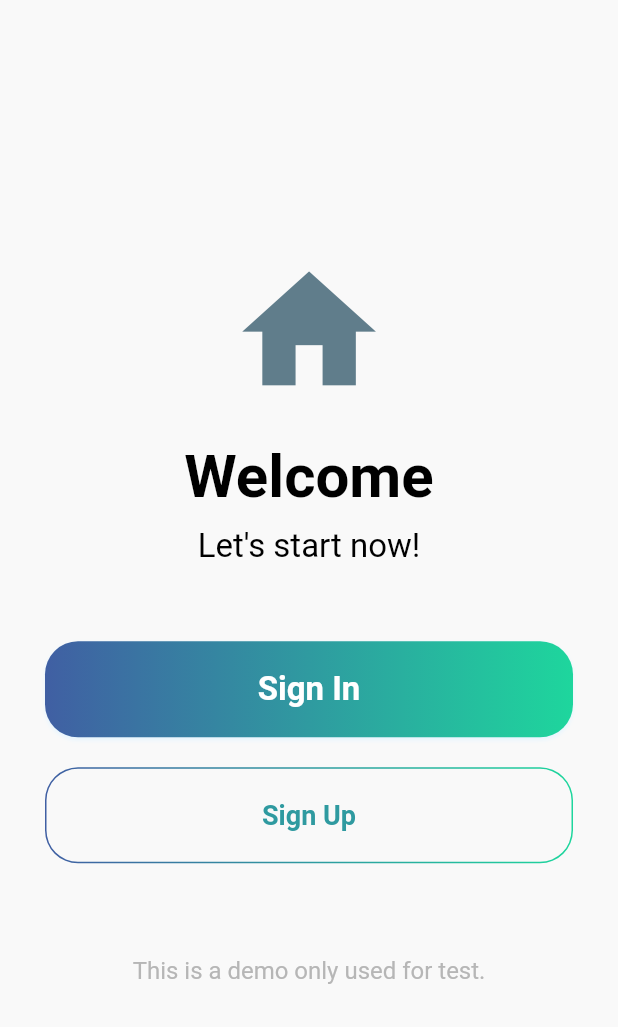
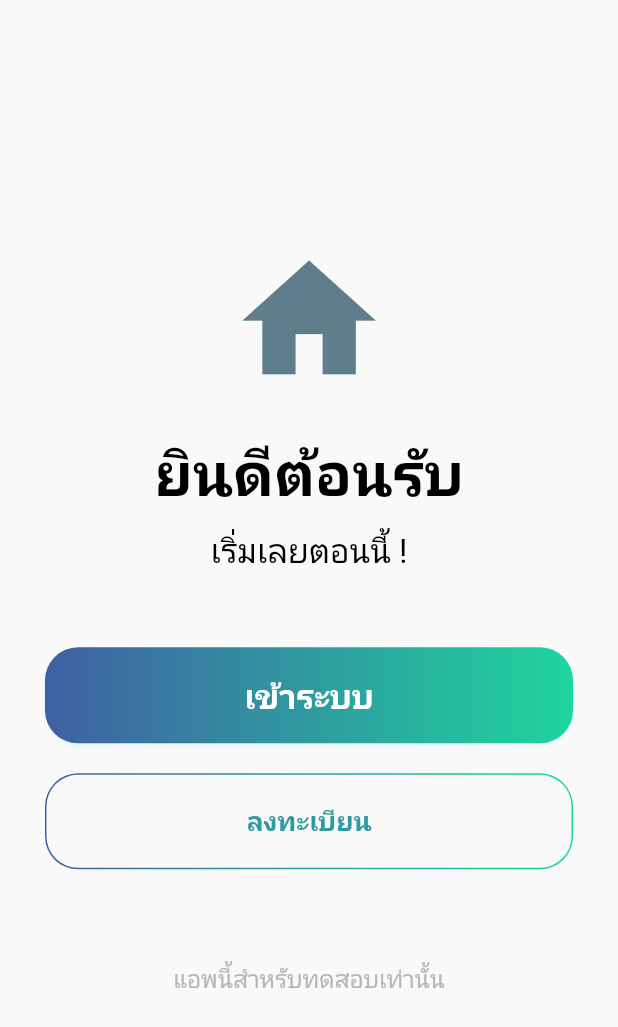
Before and after one commit to superxgh/ioaon_mobile_v2, a Flutter app: the screen it shows after launch, on a phone screen of 412 x 824 dp. Shown: the top 1027 px of the screen. Run offline on Flutter 3.47's test engine with Material 2 defaults, Android fonts, the phone set to English and light mode, and no system bars; our stand-ins replace cached_network_image, flutter_easyloading, flutter_svg, fluttertoast, get, logger and 2 more; missing offline and left inert: date_time_format; accounts and stored records are empty.

Commit message:
Implement change language th

```diff
--- a/lib/api/api_provider.dart
+++ b/lib/api/api_provider.dart
@@ -1,17 +1,22 @@
 import 'package:ioaon_mobile_v2/api/base_provider.dart';
 import 'package:ioaon_mobile_v2/models/models.dart';
 import 'package:get/get.dart';
+import 'package:ioaon_mobile_v2/utils/logging.dart';
 
 class ApiProvider extends BaseProvider {
+  final log = logger(ApiProvider);
   Future<Response> login(String path, LoginRequest data) {
+    log.i('login(String path, LoginRequest data)');
     return post(path, data.toJson());
   }
 
   Future<Response> register(String path, RegisterRequest data) {
+    log.i('register(String path, RegisterRequest data)');
     return post(path, data.toJson());
   }
 
   Future<Response> getUsers(String path) {
+    log.i('getUsers(String path)');
     return get(path);
   }
 }
--- a/lib/app_binding.dart
+++ b/lib/app_binding.dart
@@ -1,9 +1,12 @@
 import 'package:ioaon_mobile_v2/api/api.dart';
 import 'package:get/get.dart';
+import 'package:ioaon_mobile_v2/utils/logging.dart';
 
 class AppBinding extends Bindings {
+  final log = logger(AppBinding);
   @override
   void dependencies() async {
+    log.i('dependencies()');
     Get.put(ApiProvider(), permanent: true);
     Get.put(ApiRepository(apiProvider: Get.find()), permanent: true);
   }
--- a/lib/lang/en_US.dart
+++ b/lib/lang/en_US.dart
@@ -7,4 +7,10 @@ const Map<String, String> en_US = {
   'total_infecteds': 'Total Infecteds',
   'details': 'Details',
   'total_recovered': 'Total Recovered',
+  // Auth screen ------------------------------------------------
+  'welcome': 'Welcome',
+  'let_start_now': 'Let\'s start now!',
+  'sign_in': 'Sign In',
+  'sign_up': 'Sign Up',
+  'app_for_test': 'This is a demo only used for test.',
 };
--- a/lib/lang/pt_BR.dart
+++ /dev/null
@@ -1,10 +0,0 @@
-const Map<String, String> pt_BR = {
-  'covid': 'Corona Vírus',
-  'total_confirmed': 'Total confirmado',
-  'total_deaths': 'Total de mortes',
-  'fetch_country': 'Listar por país',
-  'corona_by_country': 'Corona por país',
-  'total_infecteds': 'Total de infectados',
-  'details': 'Detalhes',
-  'total_recovered': 'Total de recuperados'
-};
--- /dev/null
+++ b/lib/lang/th_TH.dart
@@ -0,0 +1,17 @@
+const Map<String, String> th_TH = {
+  'covid': 'Corona Vírus',
+  'total_confirmed': 'Total confirmado',
+  'total_deaths': 'Total de mortes',
+  'fetch_country': 'Listar por país',
+  'corona_by_country': 'Corona por país',
+  'total_infecteds': 'Total de infectados',
+  'details': 'Detalhes',
+  'total_recovered': 'Total de recuperados',
+  // Auth screen
+  'welcome': 'ยินดีต้อนรับ',
+  'let_start_now': 'เริ่มเลยตอนนี้ !',
+  'sign_in': 'เข้าระบบ',
+  'sign_up': 'ลงทะเบียน',
+  'app_for_test': 'แอพนี้สำหรับทดสอบเท่านั้น',
+
+};
--- a/lib/lang/translation_service.dart
+++ b/lib/lang/translation_service.dart
@@ -2,14 +2,14 @@ import 'package:flutter/material.dart';
 import 'package:get/get.dart';
 
 import 'en_US.dart';
-import 'pt_BR.dart';
+import 'th_TH.dart';
 
 class TranslationService extends Translations {
-  static Locale? get locale => Get.deviceLocale;
+  static Locale? get locale => Locale('th', 'TH'); //Get.deviceLocale;
   static final fallbackLocale = Locale('en', 'US');
   @override
   Map<String, Map<String, String>> get keys => {
         'en_US': en_US,
-        'pt_BR': pt_BR,
+        'th_TH': th_TH,
       };
 }
--- a/lib/main.dart
+++ b/lib/main.dart
@@ -2,6 +2,7 @@ import 'package:flutter/material.dart';
 import 'package:flutter_easyloading/flutter_easyloading.dart';
 import 'package:ioaon_mobile_v2/shared/shared.dart';
 import 'package:get/get.dart';
+import 'package:ioaon_mobile_v2/utils/logging.dart';
 
 import 'app_binding.dart';
 import 'di.dart';
@@ -18,8 +19,12 @@ void main() async {
 }
 
 class App extends StatelessWidget {
+
+  final log = logger(App);
+
   @override
   Widget build(BuildContext context) {
+    log.i('build(BuildContext context)');
     return GetMaterialApp(
       debugShowCheckedModeBanner: false,
       enableLog: true,
--- a/lib/modules/auth/auth_binding.dart
+++ b/lib/modules/auth/auth_binding.dart
@@ -1,10 +1,13 @@
 import 'package:get/get.dart';
+import 'package:ioaon_mobile_v2/utils/logging.dart';
 
 import 'auth_controller.dart';
 
 class AuthBinding implements Bindings {
+  final log = logger(AuthBinding);
   @override
   void dependencies() {
+    log.i('dependencies()');
     Get.lazyPut<AuthController>(
         () => AuthController(apiRepository: Get.find()));
   }
--- a/lib/modules/auth/auth_screen.dart
+++ b/lib/modules/auth/auth_screen.dart
@@ -3,10 +3,15 @@ import 'package:ioaon_mobile_v2/modules/auth/auth.dart';
 import 'package:ioaon_mobile_v2/routes/routes.dart';
 import 'package:ioaon_mobile_v2/shared/shared.dart';
 import 'package:get/get.dart';
+import 'package:ioaon_mobile_v2/utils/logging.dart';
 
 class AuthScreen extends GetView<AuthController> {
+  final log = logger(AuthScreen);
   @override
   Widget build(BuildContext context) {
+    // log.i('build(BuildContext context)');
+    // var locale = Locale('th', 'TH');
+    // Get.updateLocale(locale);
     return WillPopScope(
       onWillPop: () async => false,
       child: Scaffold(
@@ -29,7 +34,7 @@ class AuthScreen extends GetView<AuthController> {
         ),
         SizedBox(height: 20.0),
         Text(
-          'Welcome',
+          'welcome'.tr,
           textAlign: TextAlign.center,
           style: TextStyle(
             fontSize: CommonConstants.largeText,
@@ -39,7 +44,7 @@ class AuthScreen extends GetView<AuthController> {
         ),
         SizedBox(height: 10.0),
         Text(
-          'Let\'s start now!',
+          'let_start_now'.tr,
           textAlign: TextAlign.center,
           style: TextStyle(
             fontSize: CommonConstants.normalText,
@@ -48,21 +53,21 @@ class AuthScreen extends GetView<AuthController> {
         ),
         SizedBox(height: 50.0),
         GradientButton(
-          text: 'Sign In',
+          text: 'sign_in'.tr,
           onPressed: () {
             Get.toNamed(Routes.AUTH + Routes.LOGIN, arguments: controller);
           },
         ),
         SizedBox(height: 20.0),
         BorderButton(
-          text: 'Sign Up',
+          text: 'sign_up'.tr,
           onPressed: () {
             Get.toNamed(Routes.AUTH + Routes.REGISTER, arguments: controller);
           },
         ),
         SizedBox(height: 62.0),
         Text(
-          'This is a demo only used for test.',
+          'app_for_test'.tr,
           textAlign: TextAlign.center,
           style: TextStyle(
             fontSize: CommonConstants.smallText,
--- a/lib/modules/auth/login_screen.dart
+++ b/lib/modules/auth/login_screen.dart
@@ -1,13 +1,16 @@
 import 'package:flutter/material.dart';
 import 'package:ioaon_mobile_v2/shared/shared.dart';
 import 'package:get/get.dart';
+import 'package:ioaon_mobile_v2/utils/logging.dart';
 
 import 'auth_controller.dart';
 
 class LoginScreen extends StatelessWidget {
+  final log = logger(LoginScreen);
   final AuthController controller = Get.arguments;
   @override
   Widget build(BuildContext context) {
+    log.i('build(BuildContext context)');
     return Stack(
       children: [
         GradientBackground(),
--- a/lib/modules/auth/register_screen.dart
+++ b/lib/modules/auth/register_screen.dart
@@ -2,12 +2,15 @@ import 'package:flutter/material.dart';
 import 'package:ioaon_mobile_v2/modules/auth/auth.dart';
 import 'package:ioaon_mobile_v2/shared/shared.dart';
 import 'package:get/get.dart';
+import 'package:ioaon_mobile_v2/utils/logging.dart';
 
 class RegisterScreen extends StatelessWidget {
+  final log = logger(RegisterScreen);
   final AuthController controller = Get.arguments;
 
   @override
   Widget build(BuildContext context) {
+    log.i('build(BuildContext context)');
     return Stack(
       children: [
         GradientBackground(),
--- a/lib/modules/splash/splash_binding.dart
+++ b/lib/modules/splash/splash_binding.dart
@@ -1,9 +1,12 @@
 import 'package:get/get.dart';
+import 'package:ioaon_mobile_v2/utils/logging.dart';
 import 'splash_controller.dart';
 
 class SplashBinding extends Bindings {
+  final log = logger(SplashBinding);
   @override
   void dependencies() {
+    log.i('dependencies()');
     Get.put<SplashController>(SplashController());
   }
 }
--- a/lib/modules/splash/splash_screen.dart
+++ b/lib/modules/splash/splash_screen.dart
@@ -1,9 +1,12 @@
 import 'package:flutter/material.dart';
 import 'package:ioaon_mobile_v2/shared/shared.dart';
+import 'package:ioaon_mobile_v2/utils/logging.dart';
 
 class SplashScreen extends StatelessWidget {
+  final log = logger(SplashScreen);
   @override
   Widget build(BuildContext context) {
+    log.i('build(BuildContext context)');
     SizeConfig().init(context);
     return Container(
       color: Colors.white,
--- /dev/null
+++ b/lib/utils/logging.dart
@@ -0,0 +1,21 @@
+import 'package:logger/logger.dart';
+import 'date_time.dart';
+
+final logger = (Type type) => Logger(
+  printer:CustomerPrinter(type.toString()),
+  level: Level.verbose,
+);
+
+class CustomerPrinter extends LogPrinter {
+  final String className;
+
+  CustomerPrinter(this.className);
+
+  @override
+  List<String> log(LogEvent event) {
+    final color = PrettyPrinter.levelColors[event.level];
+    final emoji = PrettyPrinter.levelEmojis[event.level];
+    final message = event.message;
+    return [color!('${getCurrentDateTxtTimeNow()} $emoji $className: $message')];
+  }
+}
--- a/pubspec.yaml
+++ b/pubspec.yaml
@@ -36,6 +36,8 @@ dependencies:
   flutter_svg: ^1.0.3
   flutter_staggered_grid_view: ^0.6.1
   cached_network_image: ^3.0.0
+  logger: ^1.1.0
+  date_time_format: ^2.0.1
 
 dev_dependencies:
   flutter_test:
```
Also changed, not shown: lib/modules/auth/auth_controller.dart (+9 -0 lines), lib/modules/splash/splash_controller.dart (+9 -0 lines), lib/utils/date_time.dart (added, +22 -0 lines), pubspec.lock.
